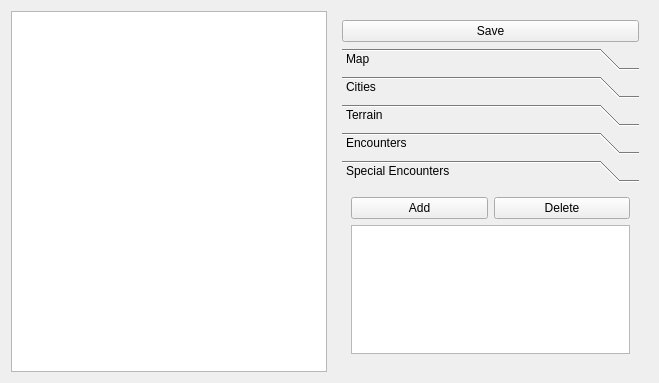
Plaristote/fallout-equestria, file game_editor/worldmapeditor.ui: the form before one commit.
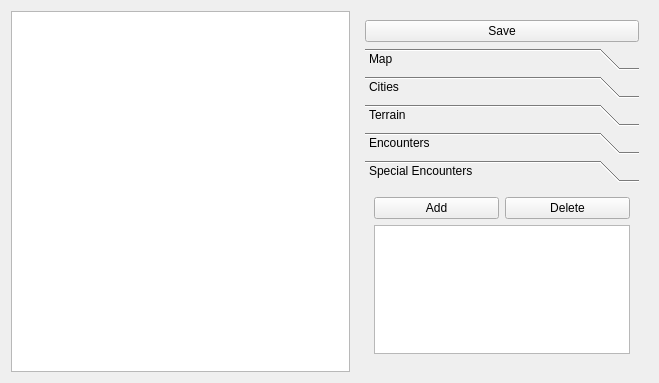
The form after the commit.

Patch:
```diff
--- a/game_editor/worldmapeditor.ui
+++ b/game_editor/worldmapeditor.ui
@@ -27,7 +27,7 @@
    <item>
     <widget class="QWidget" name="widget" native="true">
      <property name="sizePolicy">
-      <sizepolicy hsizetype="MinimumExpanding" vsizetype="Preferred">
+      <sizepolicy hsizetype="Maximum" vsizetype="Preferred">
        <horstretch>0</horstretch>
        <verstretch>0</verstretch>
       </sizepolicy>
@@ -442,6 +442,14 @@
          </layout>
         </widget>
         <widget class="QWidget" name="page_2">
+         <property name="geometry">
+          <rect>
+           <x>0</x>
+           <y>0</y>
+           <width>264</width>
+           <height>194</height>
+          </rect>
+         </property>
          <attribute name="label">
           <string>Special Encounters</string>
          </attribute>
```
Left out of the diff: 10 changed lines with no effect on the pictures.
